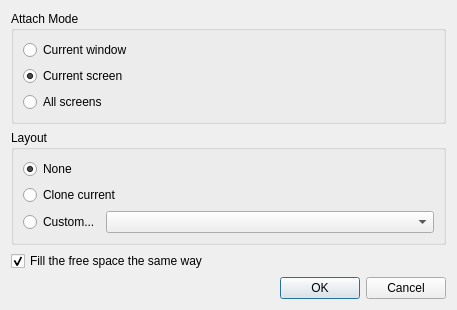
Qt form client/src/ui/dialogs/attach_to_videowall_dialog.ui (networkoptix/nx_open) before a commit.
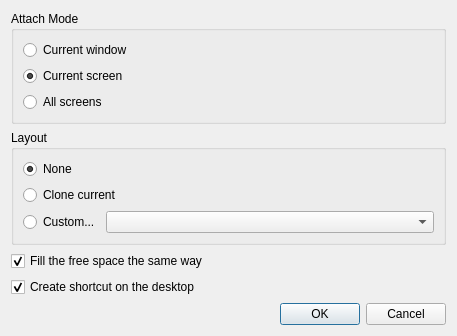
The same form after that commit.

Commit message:
Creating desktop shortcuts - in progress
<==== Mercurial data ====>
Branch: master

The edit to the form file:
```diff
--- a/client/src/ui/dialogs/attach_to_videowall_dialog.ui
+++ b/client/src/ui/dialogs/attach_to_videowall_dialog.ui
@@ -7,7 +7,7 @@
     <x>0</x>
     <y>0</y>
     <width>457</width>
-    <height>279</height>
+    <height>302</height>
    </rect>
   </property>
   <property name="windowTitle">
@@ -117,6 +117,16 @@
      </property>
     </widget>
    </item>
+   <item>
+    <widget class="QCheckBox" name="shortcutCheckbox">
+     <property name="text">
+      <string>Create shortcut on the desktop</string>
+     </property>
+     <property name="checked">
+      <bool>true</bool>
+     </property>
+    </widget>
+   </item>
    <item>
     <widget class="QDialogButtonBox" name="buttonBox">
      <property name="orientation">
```
The commit also changes 14 other files.
